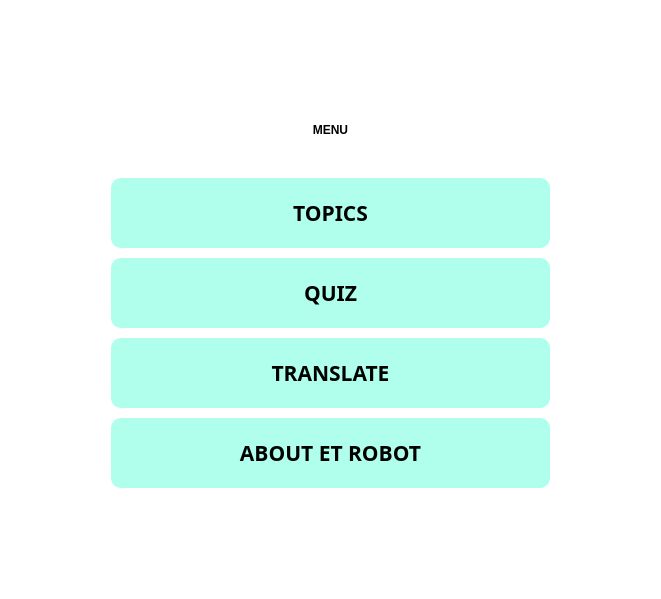
Qt form screens/welcome.ui (jshperalta/ai-englishTutor) before a commit.
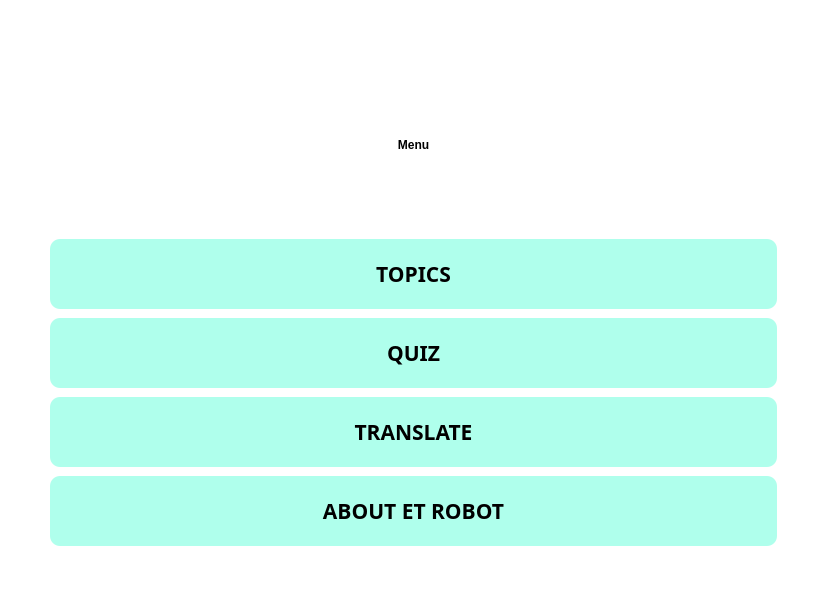
The same form after that commit.

Commit message: Changes to be committed: 	modified:   Qthreading.py 	modified:   arduinoServo.py 	modified:   arduinoServo/arduinoServo.ino 	modified:   assets/script.txt 	modified:   main.py 	modified:   screens/Quizzes.ui 	modified:   screens/subject.ui 	modified:   screens/topics.ui 	modified:   screens/welcome.ui

The edit to the form file:
```diff
--- a/screens/welcome.ui
+++ b/screens/welcome.ui
@@ -6,8 +6,8 @@
    <rect>
     <x>0</x>
     <y>0</y>
-    <width>661</width>
-    <height>599</height>
+    <width>827</width>
+    <height>596</height>
    </rect>
   </property>
   <property name="windowTitle">
@@ -18,25 +18,47 @@
 background-color: #fff;</string>
   </property>
   <layout class="QGridLayout" name="gridLayout">
+   <property name="leftMargin">
+    <number>0</number>
+   </property>
+   <property name="topMargin">
+    <number>0</number>
+   </property>
+   <property name="rightMargin">
+    <number>0</number>
+   </property>
+   <property name="bottomMargin">
+    <number>0</number>
+   </property>
+   <property name="horizontalSpacing">
+    <number>9</number>
+   </property>
    <item row="0" column="0">
+    <widget class="QWidget" name="widget" native="true">
     <layout class="QVBoxLayout" name="verticalLayout_2">
      <property name="spacing">
-      <number>10</number>
+       <number>9</number>
      </property>
      <property name="leftMargin">
-      <number>100</number>
+       <number>50</number>
      </property>
      <property name="topMargin">
-      <number>100</number>
+       <number>60</number>
      </property>
      <property name="rightMargin">
-      <number>100</number>
+       <number>50</number>
      </property>
      <property name="bottomMargin">
-      <number>100</number>
+       <number>70</number>
      </property>
      <item>
       <widget class="QLabel" name="Title">
+        <property name="minimumSize">
+         <size>
+          <width>0</width>
+          <height>170</height>
+         </size>
+        </property>
        <property name="baseSize">
         <size>
          <width>1024</width>
@@ -48,7 +70,7 @@
 font-weight: 900;</string>
        </property>
        <property name="text">
-        <string>MENU</string>
+         <string>Menu</string>
        </property>
        <property name="alignment">
         <set>Qt::AlignCenter</set>
@@ -61,19 +83,6 @@
        </property>
       </widget>
      </item>
-     <item>
-      <spacer name="horizontalSpacer">
-       <property name="orientation">
-        <enum>Qt::Horizontal</enum>
-       </property>
-       <property name="sizeHint" stdset="0">
-        <size>
-         <width>40</width>
-         <height>20</height>
-        </size>
-       </property>
-      </spacer>
-     </item>
      <item>
       <widget class="QPushButton" name="btnTopics">
        <property name="font">
@@ -220,6 +229,7 @@
       </widget>
      </item>
     </layout>
+    </widget>
    </item>
   </layout>
  </widget>
```
Left out of the diff: 2 changed lines with no effect on the pictures. Lines whose indentation alone changed are shown as unchanged. The commit also changes 8 other files.
